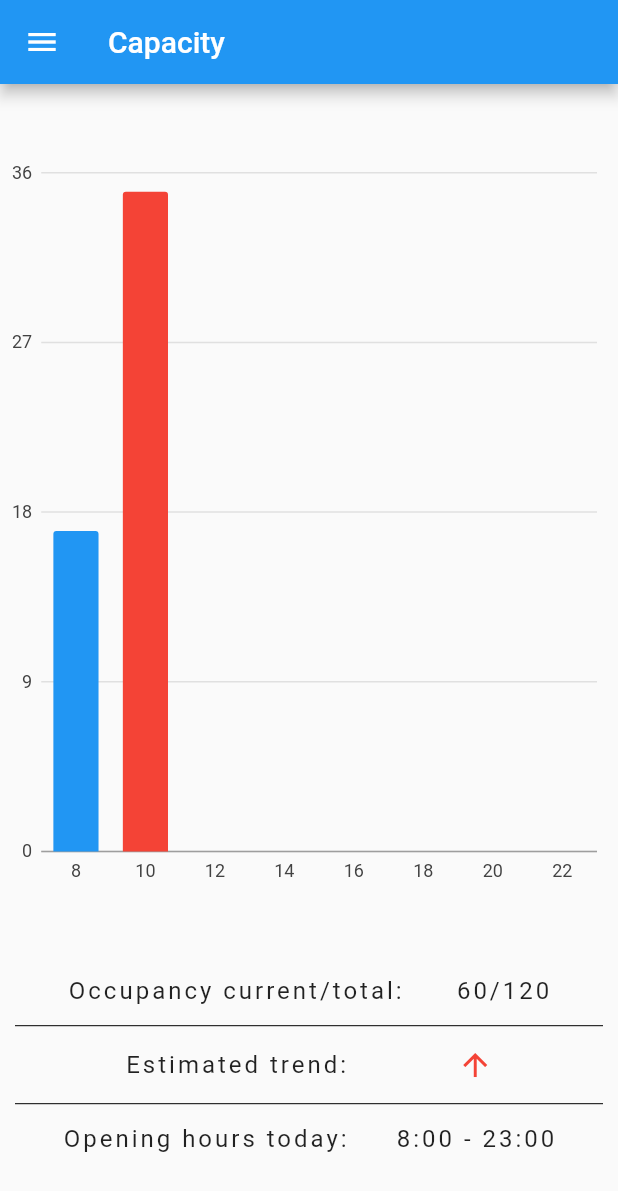
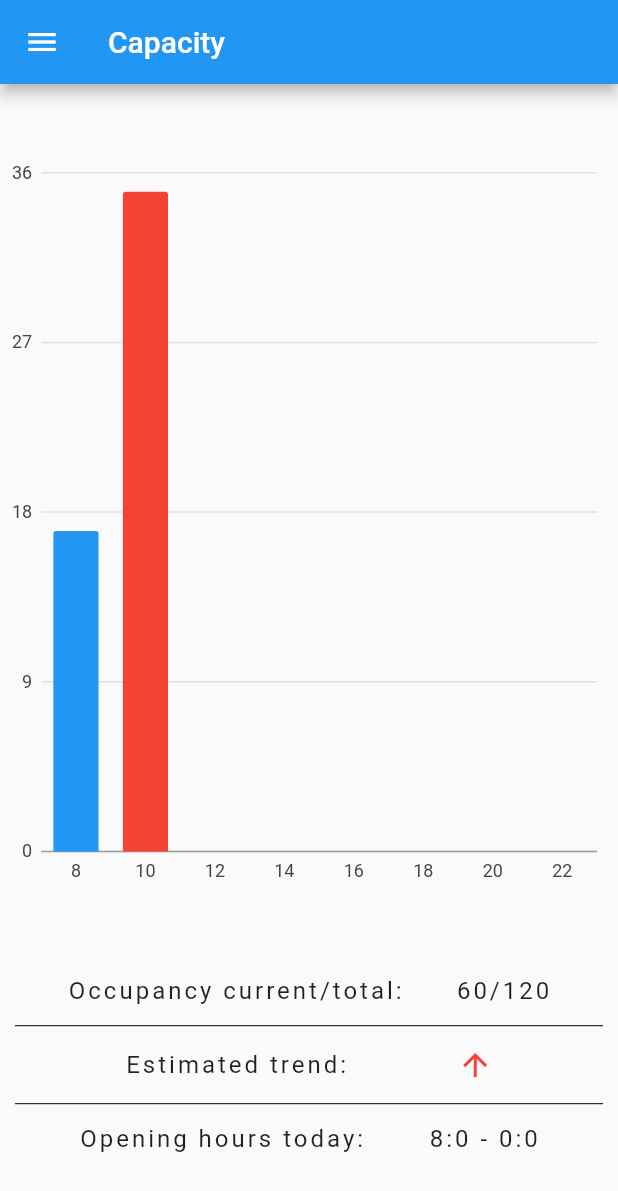
Before and after one commit to mobileappdevhm19/lust-LibraryUniversalSwissTool, a Flutter app: the screen it shows after launch, on a phone screen of 412 x 824 dp. Shown: the top 1191 px of the screen. Run offline on Flutter 3.47's test engine with Material 2 defaults, Android fonts, the phone set to English and light mode, and no system bars; our stand-ins replace charts_flutter.

Commit message:
use library in widget and use oneLineText

```diff
--- a/lust/lib/main.dart
+++ b/lust/lib/main.dart
@@ -15,7 +15,11 @@ class Lust extends StatelessWidget {
       theme: ThemeData(
         primarySwatch: Colors.blue,
       ),
+
+
       home: CapacityPage(),
+
+
     );
   }
 }
--- a/lust/lib/pages/capacityPage.dart
+++ b/lust/lib/pages/capacityPage.dart
@@ -2,6 +2,7 @@ import 'package:flutter/material.dart';
 
 import 'package:lust/widgets/capacityPage/capacityGraph.dart';
 import 'package:lust/widgets/capacityPage/capacityInfo.dart';
+import 'package:lust/models/library.dart';
 
 import 'package:lust/widgets/utils/menuDrawer.dart';
 
@@ -20,6 +21,8 @@ class _CapacityPageState extends State<CapacityPage> {
   final icon;
 
   _CapacityPageState(this.title, this.icon);
+  final _title = "Capacity";
+  final Library library = new Library.withSampleData();
 
   @override
   Widget build(BuildContext context) {
@@ -37,12 +40,12 @@ class _CapacityPageState extends State<CapacityPage> {
               children: [
                 Container(
                   height: _height*0.60,
-                  child: CapacityGraph.withSampleData(),
+                  child: CapacityGraph.fromLibrary(library),
                 ),
                 Container(
                   alignment: Alignment.center,
                   margin: const EdgeInsets.all(10.0),
-                  child: CapacityInfo(),
+                  child: CapacityInfo(library),
                 )
               ]),
         ));
--- a/lust/lib/widgets/capacityPage/capacityInfo.dart
+++ b/lust/lib/widgets/capacityPage/capacityInfo.dart
@@ -1,11 +1,25 @@
 import 'package:flutter/material.dart';
-import 'package:lust/models/trend.dart';
+import 'package:lust/widgets/utils/oneLineText.dart';
+import 'package:lust/models/library.dart';
 
 class CapacityInfo extends StatefulWidget {
-  _CapacityInfoState createState() => _CapacityInfoState();
+  final Library widgetLibrary;
+
+  CapacityInfo(this.widgetLibrary);
+
+  factory CapacityInfo.withSampleData() {
+    Library lib = Library.withSampleData();
+    return CapacityInfo(lib);
+  }
+
+  _CapacityInfoState createState() => _CapacityInfoState(widgetLibrary);
 }
 
 class _CapacityInfoState extends State<CapacityInfo> {
+  Library stateLibrary;
+
+  _CapacityInfoState(this.stateLibrary);
+
   var _icons = const [
     Icons.arrow_upward,
     Icons.arrow_forward,
@@ -22,15 +36,29 @@ class _CapacityInfoState extends State<CapacityInfo> {
           new Row(
             mainAxisAlignment: MainAxisAlignment.spaceEvenly,
             children: <Widget>[
-              new Text(
-                "Occupancy current/total:",
-                style: new TextStyle(fontSize: 20.0, letterSpacing: 2.0),
-                textScaleFactor: 0.8,
-              ),
-              new Text(
-                getFillingAbsolute().toString() + "/" + getMaxCapacity().toString(),
-                style: new TextStyle(fontSize: 20.0, letterSpacing: 2.0),
-                textScaleFactor: 0.8,
+              OneLineText(text: "Occupancy current/total:"),
+              OneLineText(
+                  text: stateLibrary.getCurrentNumberStudentsIn().toString() +
+                      "/" +
+                      stateLibrary.getMaxCapacity().toString()),
+            ],
+          ),
+          new Divider(
+            height: 28.0,
+            indent: 0.0,
+            color: Colors.black,
+          ),
+          new Row(
+            mainAxisAlignment: MainAxisAlignment.spaceEvenly,
+            children: <Widget>[
+              OneLineText(text: "Estimated trend:"),
+              new Icon(
+                _icons[stateLibrary
+                    .getEstimatedTrend()
+                    .index], // TODO is that good?
+                color: _colors[stateLibrary
+                    .getEstimatedTrend()
+                    .index],
               ),
             ],
           ),
@@ -42,36 +70,27 @@ class _CapacityInfoState extends State<CapacityInfo> {
           new Row(
             mainAxisAlignment: MainAxisAlignment.spaceEvenly,
             children: <Widget>[
-              new Text(
-                "Estimated trend:",
-                style: new TextStyle(fontSize: 20.0, letterSpacing: 2.0),
-                textScaleFactor: 0.8,
-              ),
-              new Icon(
-                _icons[getEstimatedTrend().index],
-                color: _colors[getEstimatedTrend().index],
-              ),
-            ],
-          ),
-          new Divider(
-            height: 28.0,
-            indent: 0.0,
-            color: Colors.black,
-          ),
-          new Row(
-            mainAxisAlignment: MainAxisAlignment.spaceEvenly,
-            children: <Widget>[
-              new Text(
-                "Opening hours today:",
-                style: new TextStyle(fontSize: 20.0, letterSpacing: 2.0),
-                textScaleFactor: 0.8,
-              ),
-              new Text(
-                getOpeningHoursFormatted(),
-                style: new TextStyle(fontSize: 20.0, letterSpacing: 2.0,),
-                textScaleFactor: 0.8,
-
-              ),
+              OneLineText(text: "Opening hours today:"),
+              OneLineText(
+                  text: stateLibrary
+                      .getOpeningTimeToday()
+                      .hour
+                      .toString() +
+                      ":" +
+                      stateLibrary
+                          .getOpeningTimeToday()
+                          .minute
+                          .toString() +
+                      " - " +
+                      stateLibrary
+                          .getClosingTimeToday()
+                          .hour
+                          .toString() +
+                      ":" +
+                      stateLibrary
+                          .getClosingTimeToday()
+                          .hour
+                          .toString()),
             ],
           ),
           //new Divider(height: 40.0, indent: 0.0,)
@@ -79,26 +98,4 @@ class _CapacityInfoState extends State<CapacityInfo> {
       ),
     );
   }
-
-  String getOpeningHoursFormatted() {
-    int open = 8;
-    int close = 23;
-
-    return "$open:00 - $close:00";
-  }
-
-  Trend getEstimatedTrend() {
-    Trend trend = Trend.rising;
-    return trend;
-  }
-
-  int getFillingAbsolute() {
-    int fillingAbsolute = 60;
-    return fillingAbsolute;
-  }
-
-  int getMaxCapacity() {
-    int maxCap = 120;
-    return maxCap;
-  }
 }
--- /dev/null
+++ b/lust/lib/widgets/utils/oneLineText.dart
@@ -0,0 +1,24 @@
+import 'package:flutter/material.dart';
+
+class OneLineText extends StatelessWidget {
+  final String text;
+  final double fontSize;
+  final double letterSpacing;
+  final double textScaleFactor;
+
+  OneLineText({
+    this.text = "Default Text",
+    this.fontSize = 20.0,
+    this.letterSpacing = 2.0,
+    this.textScaleFactor = 0.8,
+  });
+
+  @override
+  Widget build(BuildContext context) {
+    return new Text(
+      text,
+      style: new TextStyle(fontSize: fontSize, letterSpacing: letterSpacing),
+      textScaleFactor: textScaleFactor,
+    );
+  }
+}
```
Also changed, not shown: 1 other file.
